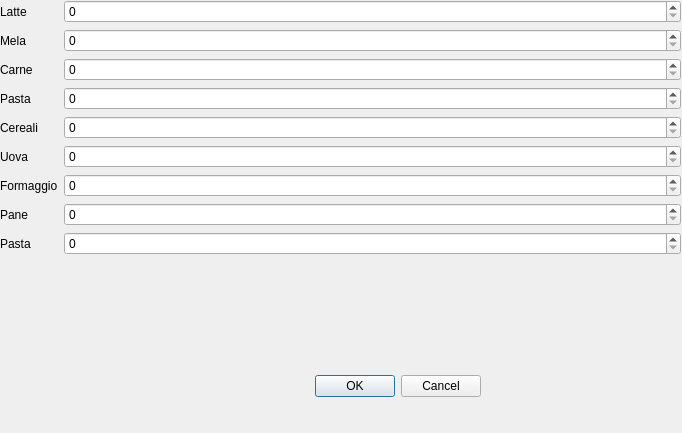
First picture: the form in client/cart_ui.ui, repository hedge16/Supermarket_Sim, before the edit.
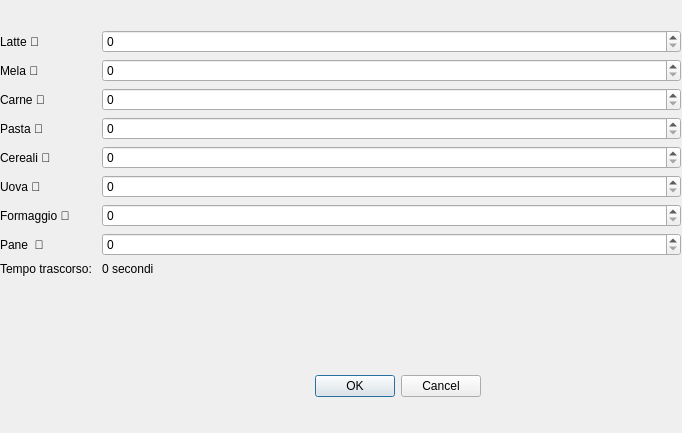
Second picture: the form after the edit.

Commit message: added timer feature to client.py

```diff
--- a/client/cart_ui.ui
+++ b/client/cart_ui.ui
@@ -33,9 +33,9 @@
    <property name="geometry">
     <rect>
      <x>0</x>
-     <y>0</y>
+     <y>30</y>
      <width>681</width>
-     <height>361</height>
+     <height>334</height>
     </rect>
    </property>
    <layout class="QFormLayout" name="formLayout">
@@ -45,14 +45,14 @@
     <item row="1" column="0">
      <widget class="QLabel" name="label">
       <property name="text">
-       <string>Latte</string>
+       <string>Latte 🍼</string>
       </property>
      </widget>
     </item>
     <item row="2" column="0">
      <widget class="QLabel" name="label_2">
       <property name="text">
-       <string>Mela</string>
+       <string>Mela 🍎 </string>
       </property>
      </widget>
     </item>
@@ -62,7 +62,7 @@
     <item row="3" column="0">
      <widget class="QLabel" name="label_3">
       <property name="text">
-       <string>Carne</string>
+       <string>Carne 🍖</string>
       </property>
      </widget>
     </item>
@@ -72,7 +72,7 @@
     <item row="4" column="0">
      <widget class="QLabel" name="label_4">
       <property name="text">
-       <string>Pasta</string>
+       <string>Pasta 🍝 </string>
       </property>
      </widget>
     </item>
@@ -82,7 +82,7 @@
     <item row="5" column="0">
      <widget class="QLabel" name="label_5">
       <property name="text">
-       <string>Cereali</string>
+       <string>Cereali 🥣</string>
       </property>
      </widget>
     </item>
@@ -92,7 +92,7 @@
     <item row="6" column="0">
      <widget class="QLabel" name="label_6">
       <property name="text">
-       <string>Uova</string>
+       <string>Uova 🥚</string>
       </property>
      </widget>
     </item>
@@ -102,7 +102,7 @@
     <item row="7" column="0">
      <widget class="QLabel" name="label_7">
       <property name="text">
-       <string>Formaggio</string>
+       <string>Formaggio 🧀</string>
       </property>
      </widget>
     </item>
@@ -112,7 +112,7 @@
     <item row="8" column="0">
      <widget class="QLabel" name="label_8">
       <property name="text">
-       <string>Pane</string>
+       <string>Pane  🥖</string>
       </property>
      </widget>
     </item>
@@ -120,14 +120,18 @@
      <widget class="QSpinBox" name="spinBox_8"/>
     </item>
     <item row="9" column="0">
-     <widget class="QLabel" name="label_9">
+     <widget class="QLabel" name="label_10">
       <property name="text">
-       <string>Pasta</string>
+       <string>Tempo trascorso: </string>
       </property>
      </widget>
     </item>
     <item row="9" column="1">
-     <widget class="QSpinBox" name="spinBox_9"/>
+     <widget class="QLabel" name="label_9">
+      <property name="text">
+       <string>0 secondi</string>
+      </property>
+     </widget>
     </item>
    </layout>
   </widget>
```
Left out of the diff: 6 changed lines with no effect on the pictures. The commit also changes 2 other files.
